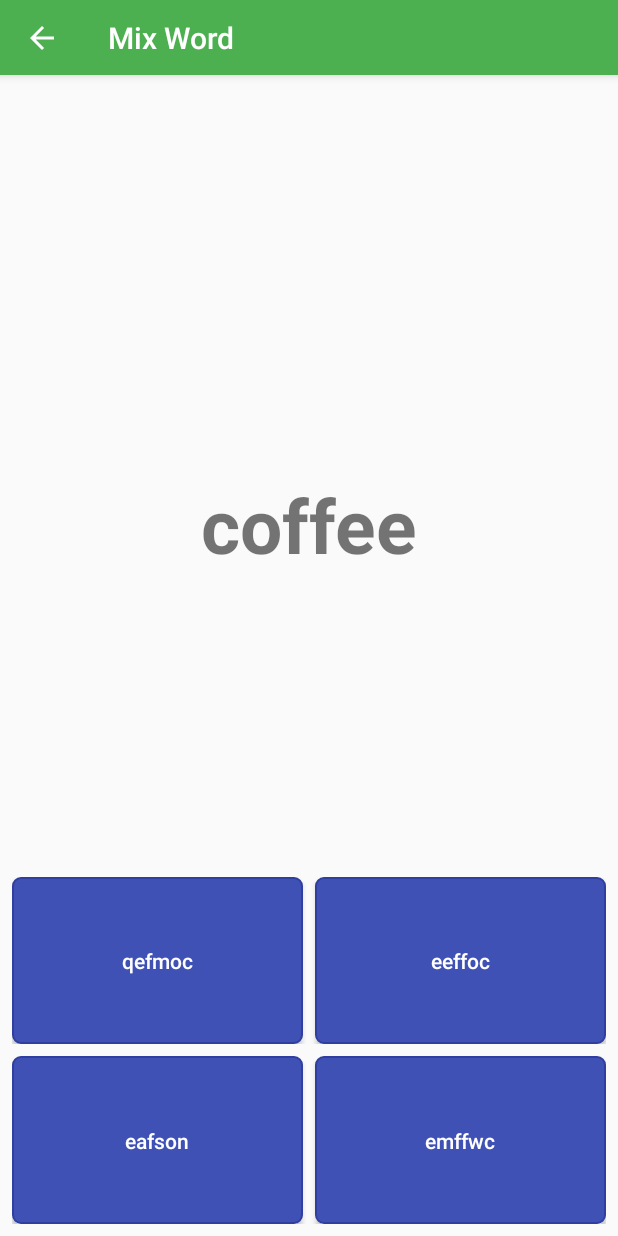
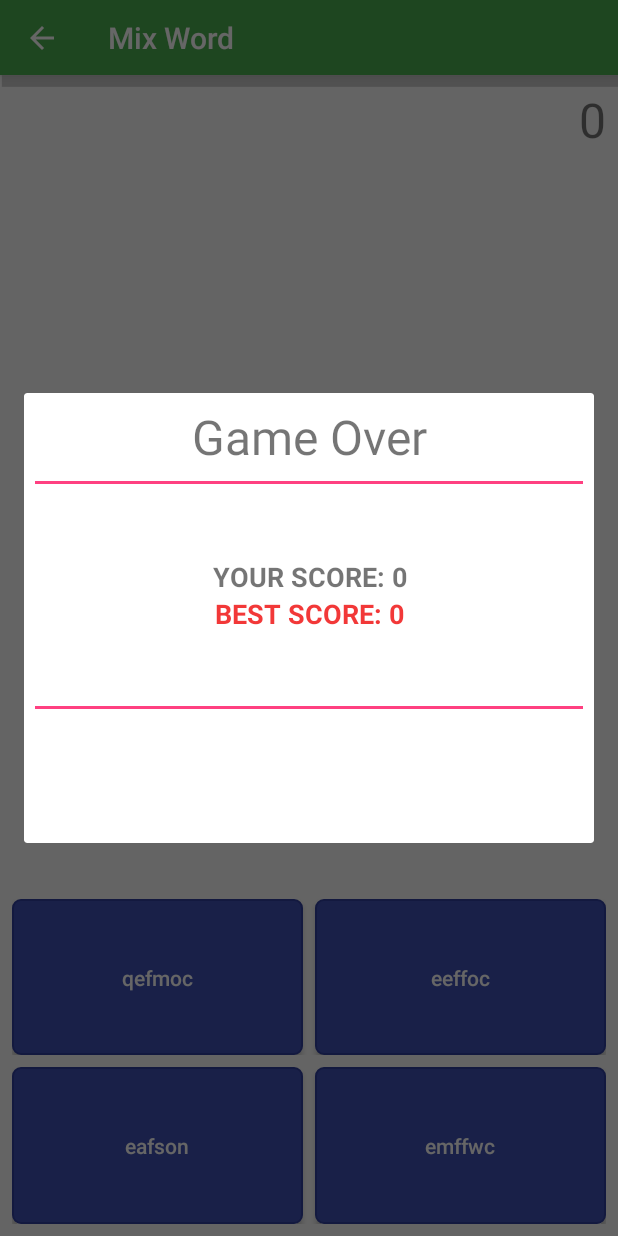
Before and after one commit to kukenqn1994/BrainBreak, an Android app: the MixWord screen opened directly, with no data from a screen before it, after a tap on an icon or button, on a phone screen of 412 x 824 dp. Run offline under Robolectric (Android 15) with nearby library versions, the light colour scheme and no system bars; libraries missing offline, so code that uses them is left out: com.facebook, com.facebook.share; 3 statements that could not run were skipped.

Commit message:
update slash screen, end dialog, high or low, mix word game..

```diff
--- a/app/build.gradle
+++ b/app/build.gradle
@@ -25,5 +25,4 @@ dependencies {
     compile 'com.android.support:appcompat-v7:23.1.0'
     compile 'com.android.support:design:23.1.0'
     compile 'com.facebook.android:facebook-android-sdk:4.7.0'
-
 }
--- a/app/src/main/java/vlth/brainbreak/MixWord.java
+++ b/app/src/main/java/vlth/brainbreak/MixWord.java
@@ -10,6 +10,7 @@ import android.support.v7.app.AppCompatActivity;
 import android.support.v7.widget.Toolbar;
 import android.view.View;
 import android.widget.Button;
+import android.widget.ImageButton;
 import android.widget.LinearLayout;
 import android.widget.TextView;
 import android.widget.Toast;
@@ -39,7 +40,7 @@ public class MixWord extends AppCompatActivity {
     private String correct_answer="";
 
     private HighScore highScore;
-    private FloatingActionButton fab;
+    private ImageButton fab;
     private LinearLayout main_view;
 
     // Them vao
@@ -91,7 +92,7 @@ public class MixWord extends AppCompatActivity {
         txtScore = (TextView) findViewById(R.id.point);
         progressBar = (NumberProgressBar) findViewById(R.id.proTimer);
         word_array = getResources().getStringArray(R.array.mix_word);
-        fab = (FloatingActionButton) findViewById(R.id.fab);
+        fab = (ImageButton) findViewById(R.id.fab);
         main_view=(LinearLayout)findViewById(R.id.main_layout);
     }
 
@@ -185,6 +186,7 @@ public class MixWord extends AppCompatActivity {
             SoundUtil.play(MixWord.this, SoundUtil.DIE);
             EndDialog endDialog = new EndDialog(MixWord.this, closeDialog);
             endDialog.show();
+            myTimer.stop();
             finish = true;
         }
 
--- a/app/src/main/java/vlth/brainbreak/Util/MyTimer.java
+++ b/app/src/main/java/vlth/brainbreak/Util/MyTimer.java
@@ -50,5 +50,10 @@ public class MyTimer extends Activity {
         };
         timer.start();
     }
+    public void stop(){
+        if (timer != null) {
+            timer.cancel();
+        }
+    }
 
 }
--- /dev/null
+++ b/app/src/main/res/drawable-v21/ic_backhome.xml
@@ -0,0 +1,26 @@
+<?xml version="1.0" encoding="utf-8"?>
+<vector xmlns:android="http://schemas.android.com/apk/res/android"
+    android:width="43dp"
+    android:height="43dp"
+    android:viewportWidth="44.238"
+    android:viewportHeight="44.238">
+
+    <path
+        android:fillColor="#000000"
+        android:pathData="M22.119,44.237C9.922,44.237,0,34.315,0,22.12C0,9.924,9.922,0.001,22.119,0.001S44.238,9.923,44.238,22.12
+S34.314,44.237,22.119,44.237z
+M22.119,1.501C10.75,1.501,1.5,10.751,1.5,22.12s9.25,20.619,20.619,20.619
+s20.619-9.25,20.619-20.619S33.488,1.501,22.119,1.501z" />
+    <path
+        android:fillColor="#000000"
+        android:pathData="M31.432,23.206H12.805c-0.414,0-0.75-0.336-0.75-0.75s0.336-0.75,0.75-0.75h18.626c0.414,0,0.75,0.336,0.75,0.75
+S31.846,23.206,31.432,23.206z" />
+    <path
+        android:fillColor="#000000"
+        android:pathData="M31.432,17.17H12.805c-0.414,0-0.75-0.336-0.75-0.75s0.336-0.75,0.75-0.75h18.626c0.414,0,0.75,0.336,0.75,0.75
+S31.846,17.17,31.432,17.17z" />
+    <path
+        android:fillColor="#000000"
+        android:pathData="M31.432,29.254H12.805c-0.414,0-0.75-0.336-0.75-0.75s0.336-0.75,0.75-0.75h18.626c0.414,0,0.75,0.336,0.75,0.75
+S31.846,29.254,31.432,29.254z" />
+</vector>
--- /dev/null
+++ b/app/src/main/res/drawable-v21/ic_fbshare.xml
@@ -0,0 +1,23 @@
+<?xml version="1.0" encoding="utf-8"?>
+<vector xmlns:android="http://schemas.android.com/apk/res/android"
+    android:width="43dp"
+    android:height="43dp"
+    android:viewportWidth="100"
+    android:viewportHeight="100">
+
+    <path
+        android:fillColor="#3C5A9B"
+        android:pathData="M49.859,3.971c-25.353,0-45.978,20.625-45.978,45.978s20.625,45.978,45.978,45.978
+c25.352,0,45.977-20.625,45.977-45.978S75.211,3.971,49.859,3.971z
+M49.859,93.926c-24.25,0-43.978-19.728-43.978-43.978
+S25.609,5.971,49.859,5.971c24.249,0,43.977,19.728,43.977,43.978S74.108,93.926,49.859,93.926z" />
+    <path
+        android:fillColor="#3C5A9B"
+        android:pathData="M64.343,22.212h-8.818c-7.194,0-13.272,6.837-13.272,14.931v3.25h-7.001c-0.552,0-1,0.448-1,1v10.91
+c0,0.552,0.448,1,1,1h7.001v23.625c0,0.552,0.448,1,1,1h10.182c0.552,0,1-0.448,1-1V53.304h9.909c0.552,0,1-0.448,1-1v-10.91
+c0-0.552-0.448-1-1-1h-9.909v-3.345c0-1.272,0.764-1.928,1.09-1.928h8.818c0.552,0,1-0.448,1-1V23.212
+C65.343,22.66,64.896,22.212,64.343,22.212z
+M63.343,33.121h-7.818c-1.492,0-3.09,1.578-3.09,3.928v4.345c0,0.552,0.448,1,1,1
+h9.909v8.91h-9.909c-0.552,0-1,0.448-1,1v23.625h-8.182V52.304c0-0.552-0.448-1-1-1h-7.001v-8.91h7.001c0.552,0,1-0.448,1-1v-4.25
+c0-7.009,5.162-12.931,11.272-12.931h7.818V33.121z" />
+</vector>
--- /dev/null
+++ b/app/src/main/res/drawable-v21/ic_replay.xml
@@ -0,0 +1,29 @@
+<?xml version="1.0" encoding="utf-8"?>
+<vector xmlns:android="http://schemas.android.com/apk/res/android"
+    android:width="43dp"
+    android:height="43dp"
+    android:viewportWidth="44.236"
+    android:viewportHeight="44.236">
+
+    <path
+        android:fillColor="#000000"
+        android:pathData="M22.118,44.236C9.922,44.236,0,34.314,0,22.119C0,9.923,9.922,0,22.118,0s22.118,9.922,22.118,22.119
+S34.314,44.236,22.118,44.236z
+M22.118,1.5C10.75,1.5,1.5,10.75,1.5,22.119s9.25,20.619,20.618,20.619s20.618-9.25,20.618-20.619
+S33.486,1.5,22.118,1.5z" />
+    <path
+        android:fillColor="#000000"
+        android:pathData="M22.118,30.6c-4.676,0-8.48-3.805-8.48-8.48c0-4.676,3.804-8.481,8.48-8.481c4.677,0,8.481,3.805,8.481,8.481
+c0,0.414-0.336,0.75-0.75,0.75s-0.75-0.336-0.75-0.75c0-3.849-3.133-6.981-6.981-6.981c-3.849,0-6.98,3.132-6.98,6.981
+c0,3.849,3.131,6.98,6.98,6.98c0.414,0,0.75,0.336,0.75,0.75S22.532,30.6,22.118,30.6z" />
+    <path
+        android:fillColor="#000000"
+        android:pathData="M29.85,24.009c-0.192,0-0.384-0.073-0.531-0.219l-3.332-3.327c-0.293-0.292-0.293-0.768-0.002-1.061
+c0.293-0.294,0.768-0.294,1.062-0.001l3.333,3.327c0.293,0.292,0.293,0.768,0.001,1.061
+C30.232,23.936,30.042,24.009,29.85,24.009z" />
+    <path
+        android:fillColor="#000000"
+        android:pathData="M29.85,24.009c-0.192,0-0.385-0.073-0.531-0.22c-0.293-0.293-0.293-0.768,0-1.061l3.334-3.327
+c0.293-0.292,0.768-0.292,1.061,0.001c0.292,0.293,0.292,0.768-0.001,1.061l-3.333,3.327
+C30.232,23.936,30.041,24.009,29.85,24.009z" />
+</vector>
--- /dev/null
+++ b/app/src/main/res/drawable/ic_backhome.xml
@@ -0,0 +1,26 @@
+<?xml version="1.0" encoding="utf-8"?>
+<vector xmlns:android="http://schemas.android.com/apk/res/android"
+    android:width="44.238dp"
+    android:height="44.238dp"
+    android:viewportWidth="44.238"
+    android:viewportHeight="44.238">
+
+    <path
+        android:fillColor="#000000"
+        android:pathData="M22.119,44.237C9.922,44.237,0,34.315,0,22.12C0,9.924,9.922,0.001,22.119,0.001S44.238,9.923,44.238,22.12
+S34.314,44.237,22.119,44.237z
+M22.119,1.501C10.75,1.501,1.5,10.751,1.5,22.12s9.25,20.619,20.619,20.619
+s20.619-9.25,20.619-20.619S33.488,1.501,22.119,1.501z" />
+    <path
+        android:fillColor="#000000"
+        android:pathData="M31.432,23.206H12.805c-0.414,0-0.75-0.336-0.75-0.75s0.336-0.75,0.75-0.75h18.626c0.414,0,0.75,0.336,0.75,0.75
+S31.846,23.206,31.432,23.206z" />
+    <path
+        android:fillColor="#000000"
+        android:pathData="M31.432,17.17H12.805c-0.414,0-0.75-0.336-0.75-0.75s0.336-0.75,0.75-0.75h18.626c0.414,0,0.75,0.336,0.75,0.75
+S31.846,17.17,31.432,17.17z" />
+    <path
+        android:fillColor="#000000"
+        android:pathData="M31.432,29.254H12.805c-0.414,0-0.75-0.336-0.75-0.75s0.336-0.75,0.75-0.75h18.626c0.414,0,0.75,0.336,0.75,0.75
+S31.846,29.254,31.432,29.254z" />
+</vector>
--- /dev/null
+++ b/app/src/main/res/drawable/ic_fbshare.xml
@@ -0,0 +1,23 @@
+<?xml version="1.0" encoding="utf-8"?>
+<vector xmlns:android="http://schemas.android.com/apk/res/android"
+    android:width="100dp"
+    android:height="100dp"
+    android:viewportWidth="100"
+    android:viewportHeight="100">
+
+    <path
+        android:fillColor="#3C5A9B"
+        android:pathData="M49.859,3.971c-25.353,0-45.978,20.625-45.978,45.978s20.625,45.978,45.978,45.978
+c25.352,0,45.977-20.625,45.977-45.978S75.211,3.971,49.859,3.971z
+M49.859,93.926c-24.25,0-43.978-19.728-43.978-43.978
+S25.609,5.971,49.859,5.971c24.249,0,43.977,19.728,43.977,43.978S74.108,93.926,49.859,93.926z" />
+    <path
+        android:fillColor="#3C5A9B"
+        android:pathData="M64.343,22.212h-8.818c-7.194,0-13.272,6.837-13.272,14.931v3.25h-7.001c-0.552,0-1,0.448-1,1v10.91
+c0,0.552,0.448,1,1,1h7.001v23.625c0,0.552,0.448,1,1,1h10.182c0.552,0,1-0.448,1-1V53.304h9.909c0.552,0,1-0.448,1-1v-10.91
+c0-0.552-0.448-1-1-1h-9.909v-3.345c0-1.272,0.764-1.928,1.09-1.928h8.818c0.552,0,1-0.448,1-1V23.212
+C65.343,22.66,64.896,22.212,64.343,22.212z
+M63.343,33.121h-7.818c-1.492,0-3.09,1.578-3.09,3.928v4.345c0,0.552,0.448,1,1,1
+h9.909v8.91h-9.909c-0.552,0-1,0.448-1,1v23.625h-8.182V52.304c0-0.552-0.448-1-1-1h-7.001v-8.91h7.001c0.552,0,1-0.448,1-1v-4.25
+c0-7.009,5.162-12.931,11.272-12.931h7.818V33.121z" />
+</vector>
--- /dev/null
+++ b/app/src/main/res/drawable/ic_replay.xml
@@ -0,0 +1,29 @@
+<?xml version="1.0" encoding="utf-8"?>
+<vector xmlns:android="http://schemas.android.com/apk/res/android"
+    android:width="44.236dp"
+    android:height="44.236dp"
+    android:viewportWidth="44.236"
+    android:viewportHeight="44.236">
+
+    <path
+        android:fillColor="#000000"
+        android:pathData="M22.118,44.236C9.922,44.236,0,34.314,0,22.119C0,9.923,9.922,0,22.118,0s22.118,9.922,22.118,22.119
+S34.314,44.236,22.118,44.236z
+M22.118,1.5C10.75,1.5,1.5,10.75,1.5,22.119s9.25,20.619,20.618,20.619s20.618-9.25,20.618-20.619
+S33.486,1.5,22.118,1.5z" />
+    <path
+        android:fillColor="#000000"
+        android:pathData="M22.118,30.6c-4.676,0-8.48-3.805-8.48-8.48c0-4.676,3.804-8.481,8.48-8.481c4.677,0,8.481,3.805,8.481,8.481
+c0,0.414-0.336,0.75-0.75,0.75s-0.75-0.336-0.75-0.75c0-3.849-3.133-6.981-6.981-6.981c-3.849,0-6.98,3.132-6.98,6.981
+c0,3.849,3.131,6.98,6.98,6.98c0.414,0,0.75,0.336,0.75,0.75S22.532,30.6,22.118,30.6z" />
+    <path
+        android:fillColor="#000000"
+        android:pathData="M29.85,24.009c-0.192,0-0.384-0.073-0.531-0.219l-3.332-3.327c-0.293-0.292-0.293-0.768-0.002-1.061
+c0.293-0.294,0.768-0.294,1.062-0.001l3.333,3.327c0.293,0.292,0.293,0.768,0.001,1.061
+C30.232,23.936,30.042,24.009,29.85,24.009z" />
+    <path
+        android:fillColor="#000000"
+        android:pathData="M29.85,24.009c-0.192,0-0.385-0.073-0.531-0.22c-0.293-0.293-0.293-0.768,0-1.061l3.334-3.327
+c0.293-0.292,0.768-0.292,1.061,0.001c0.292,0.293,0.292,0.768-0.001,1.061l-3.333,3.327
+C30.232,23.936,30.041,24.009,29.85,24.009z" />
+</vector>
--- a/app/src/main/res/layout/activity_loading_screen.xml
+++ b/app/src/main/res/layout/activity_loading_screen.xml
@@ -4,6 +4,7 @@
     android:paddingRight="@dimen/activity_horizontal_margin"
     android:paddingTop="@dimen/activity_vertical_margin"
     android:paddingBottom="@dimen/activity_vertical_margin"
+    android:id="@+id/loadscreen"
     tools:context="vlth.brainbreak.LoadingScreen">
 
     <ImageView
--- a/app/src/main/res/layout/activity_mix_word.xml
+++ b/app/src/main/res/layout/activity_mix_word.xml
@@ -1,19 +1,24 @@
 <?xml version="1.0" encoding="utf-8"?>
 <FrameLayout xmlns:android="http://schemas.android.com/apk/res/android"
-    xmlns:tools="http://schemas.android.com/tools"
+    android:layout_width="match_parent"
+    android:layout_height="match_parent">
+
+    <LinearLayout
+
         android:layout_width="match_parent"
         android:layout_height="match_parent"
-    >
+        android:orientation="vertical">
+
         <include
             android:id="@+id/toolbar"
-        layout="@layout/tool_bar">
-    </include>
+            layout="@layout/tool_bar"></include>
+
         <LinearLayout
-        android:visibility="gone"
             android:id="@+id/main_layout"
             android:layout_width="match_parent"
             android:layout_height="match_parent"
             android:orientation="vertical"
+            android:visibility="gone"
             android:weightSum="1">
 
             <LinearLayout
@@ -25,32 +30,16 @@
                 <vlth.brainbreak.Library.NumberProgressBar
                     android:id="@+id/proTimer"
                     style="@style/NumberProgressBar_Default" />
-
-            <LinearLayout
-                android:layout_width="match_parent"
-                android:layout_height="match_parent"
-                android:orientation="horizontal"
-                android:paddingLeft="8dp"
-                android:paddingRight="8dp"
-                android:weightSum="1">
-
-                <TextView
-                    android:id="@+id/time"
-                    android:layout_width="0dp"
-                    android:layout_height="wrap_content"
-                    android:layout_weight="0.5"
-                    android:text="0"
-                    android:textSize="32sp" />
-
                 <TextView
                     android:id="@+id/point"
-                    android:layout_width="0dp"
+                    android:layout_width="match_parent"
                     android:layout_height="wrap_content"
                     android:layout_weight="0.5"
                     android:gravity="end"
+                    android:paddingRight="8dp"
                     android:text="0"
-                    android:textSize="32sp" />
-            </LinearLayout>
+                    android:textSize="32sp"
+                    android:weightSum="1" />
             </LinearLayout>
 
             <TextView
@@ -135,13 +124,22 @@
                         android:textColor="#fff" />
                 </LinearLayout>
             </LinearLayout>
+        </LinearLayout>
+    </LinearLayout>
 
-    </LinearLayout>
-    <android.support.design.widget.FloatingActionButton
+    <!--<android.support.design.widget.FloatingActionButton-->
+        <!--android:id="@+id/fab"-->
+        <!--android:layout_width="wrap_content"-->
+        <!--android:layout_height="wrap_content"-->
+        <!--android:layout_gravity="center"-->
+        <!--android:layout_margin="@dimen/fab_margin"-->
+        <!--android:src="@android:drawable/ic_media_play" />-->
+    <ImageButton
         android:id="@+id/fab"
         android:layout_width="wrap_content"
         android:layout_height="wrap_content"
-        android:layout_gravity="center"
-        android:layout_margin="@dimen/fab_margin"
-        android:src="@android:drawable/ic_media_play" />
+        android:background="@android:color/transparent"
+        android:textAllCaps="false"
+        android:src="@drawable/ic_joypad"
+        android:layout_gravity="center"/>
 </FrameLayout>
--- a/app/src/main/res/layout/end_dialog.xml
+++ b/app/src/main/res/layout/end_dialog.xml
@@ -1,33 +1,45 @@
 <?xml version="1.0" encoding="utf-8"?>
-<RelativeLayout xmlns:android="http://schemas.android.com/apk/res/android"
+<LinearLayout xmlns:android="http://schemas.android.com/apk/res/android"
     android:layout_width="match_parent"
     android:layout_height="match_parent"
-    android:id="@+id/root"
     android:orientation="vertical"
     android:paddingLeft="7dp"
+    android:background="@android:color/transparent"
     android:paddingRight="7dp" >
 
-    <RelativeLayout
+    <LinearLayout
+        android:id="@+id/root"
         android:layout_width="match_parent"
-        android:layout_height="350dp"
-        android:padding="2.5dp" >
-
+        android:layout_height="300dp"
+        android:orientation="vertical"
+        android:weightSum="1">
+        <TextView
+            android:layout_width="match_parent"
+            android:layout_height="0dp"
+            android:id="@+id/title"
+            android:text="Game Over"
+            android:layout_weight="0.2"
+            android:textSize="32sp"
+            android:gravity="center" />
+        <View
+            android:layout_width="match_parent"
+            android:layout_height="2dp"
+            android:background="@color/colorAccent">
+        </View>
         <LinearLayout
-            android:layout_width="fill_parent"
-            android:layout_height="wrap_content"
-            android:layout_centerInParent="true"
-            android:orientation="vertical"
-            android:id="@+id/linearLayout">
-
+            android:layout_width="match_parent"
+            android:layout_height="0dp"
+            android:layout_weight="0.5"
+            android:gravity="center"
+            android:orientation="vertical">
             <TextView
                 android:id="@+id/yourMove"
                 android:layout_width="fill_parent"
                 android:layout_height="wrap_content"
                 android:gravity="center"
-                android:text="Your move: 69"
+                android:text="Your Score: 69"
                 android:textSize="18dp"
                 android:textStyle="bold" />
-
             <TextView
                 android:id="@+id/yourBest"
                 android:layout_width="fill_parent"
@@ -38,24 +50,49 @@
                 android:textSize="18dp"
                 android:textStyle="bold" />
         </LinearLayout>
+        <View
+            android:layout_width="match_parent"
+            android:layout_height="2dp"
+            android:background="@color/colorAccent">
+        </View>
+        <!--<LinearLayout-->
+            <!--android:layout_width="match_parent"-->
+            <!--android:layout_height="0dp"-->
+            <!--android:layout_weight="0.3"-->
+            <!--android:weightSum="1"-->
+            <!--android:orientation="horizontal">-->
+            <!--<ImageButton-->
+                <!--android:layout_gravity="center"-->
+                <!--android:layout_width="0dp"-->
+                <!--android:layout_weight="0.33"-->
+                <!--android:layout_height="wrap_content"-->
+                <!--android:src="@drawable/ic_fbshare"-->
+                <!--android:background="@android:color/transparent"-->
+                <!--android:padding="8dp"-->
+                <!--android:scaleType="fitCenter"-->
+                <!--android:id="@+id/btShare" />-->
 
-        <Button
-            android:layout_width="wrap_content"
-            android:layout_height="wrap_content"
-            android:text="Share"
-            android:id="@+id/btShare"
-            android:layout_alignParentBottom="true"
-            android:layout_alignLeft="@+id/linearLayout"
-            android:layout_alignStart="@+id/linearLayout" />
+            <!--<ImageButton-->
+                <!--android:layout_gravity="center"-->
+                <!--android:layout_width="0dp"-->
+                <!--android:layout_weight="0.33"-->
+                <!--android:layout_height="wrap_content"-->
+                <!--android:src="@drawable/ic_replay"-->
+                <!--android:background="@android:color/transparent"-->
+                <!--android:padding="8dp"-->
+                <!--android:scaleType="fitCenter"-->
+                <!--android:id="@+id/btReplay" />-->
+            <!--<ImageButton-->
+                <!--android:layout_gravity="center"-->
+                <!--android:layout_width="0dp"-->
+                <!--android:layout_weight="0.33"-->
+                <!--android:layout_height="wrap_content"-->
+                <!--android:src="@drawable/ic_backhome"-->
+                <!--android:background="@android:color/transparent"-->
+                <!--android:padding="8dp"-->
+                <!--android:scaleType="fitCenter"-->
+                <!--android:id="@+id/btHome" />-->
+        <!--</LinearLayout>-->
+        </LinearLayout>
 
-        <Button
-            android:layout_width="wrap_content"
-            android:layout_height="wrap_content"
-            android:text="New Button"
-            android:id="@+id/button2"
-            android:layout_alignParentBottom="true"
-            android:layout_alignParentRight="true"
-            android:layout_alignParentEnd="true" />
-    </RelativeLayout>
-
-</RelativeLayout>
+</LinearLayout>
```
Also changed, not shown: app/src/main/java/vlth/brainbreak/EndDialog.java (+23 -19 lines), app/src/main/java/vlth/brainbreak/HigherOrLower.java (+105 -21 lines), app/src/main/java/vlth/brainbreak/LoadingScreen.java (+18 -45 lines), app/src/main/res/layout/activity_main.xml (+15 -11 lines), app/src/main/assets/fonts/Sketch_Block.ttf (added), app/src/main/res/drawable/black_play.png (added), app/src/main/res/drawable/ic_joypad.png (added). Lines whose indentation alone changed are shown as unchanged.
